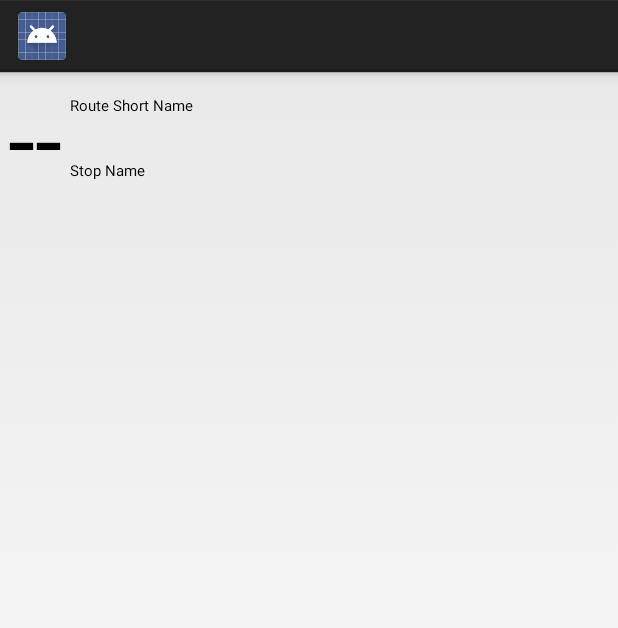
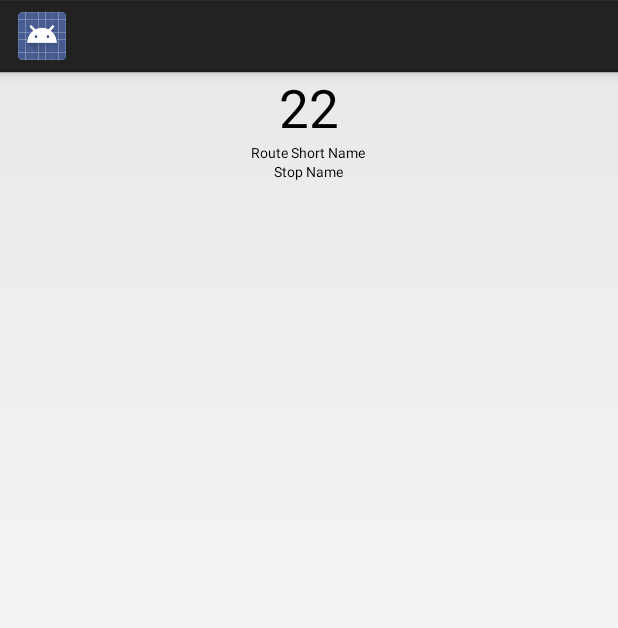
Before and after one commit to shyamu/TransLoc-Android-Widget, an Android app: the layout widget_layout_two.xml on its own in the app's theme, with its tools: preview values and no code run, on a phone screen of 412 x 824 dp. Shown: the top 628 px of the screen. Run offline under Robolectric (Android 15) with nearby library versions, the phone set to English and light mode, and no system bars.

Commit message:
widget size 2 layout changes

```diff
--- a/TransLocWidget/TransLocWidget/src/main/res/layout/widget_layout_two.xml
+++ b/TransLocWidget/TransLocWidget/src/main/res/layout/widget_layout_two.xml
@@ -11,36 +11,30 @@
         android:id="@+id/tvRoute"
         android:layout_width="wrap_content"
         android:layout_height="wrap_content"
-        android:textSize="10sp"
+        android:textSize="9sp"
         android:text="Route Short Name"
         android:textColor="#000000"
-        android:layout_toRightOf="@+id/tvRemainingTime"
-        android:layout_marginTop="15dp"
-        android:layout_marginLeft="5dp"/>
+        android:layout_below="@+id/tvRemainingTime"
+        android:layout_centerHorizontal="true" />
 
     <TextView
         android:id="@+id/tvRemainingTime"
         android:layout_width="wrap_content"
         android:layout_height="wrap_content"
-        android:text="--"
-        android:textSize="65sp"
-        android:layout_alignParentStart="false"
-        android:layout_alignParentEnd="false"
+        android:text="22"
+        android:textSize="35sp"
         android:textColor="#000000"
         android:layout_alignParentTop="true"
-        android:layout_alignParentLeft="true"
-        android:layout_marginLeft="5dp"/>
+        android:layout_centerHorizontal="true" />
 
     <TextView
         android:id="@+id/tvStop"
         android:layout_width="wrap_content"
         android:layout_height="wrap_content"
-        android:textSize="10sp"
+        android:textSize="9sp"
         android:text="Stop Name"
         android:textColor="#000000"
-        android:layout_alignBaseline="@+id/tvRemainingTime"
-        android:layout_alignBottom="@+id/tvRemainingTime"
-        android:layout_alignLeft="@+id/tvRoute"
-        android:layout_alignStart="@+id/tvRoute" />
+        android:layout_below="@+id/tvRoute"
+        android:layout_centerHorizontal="true" />
 
 </RelativeLayout>
```
